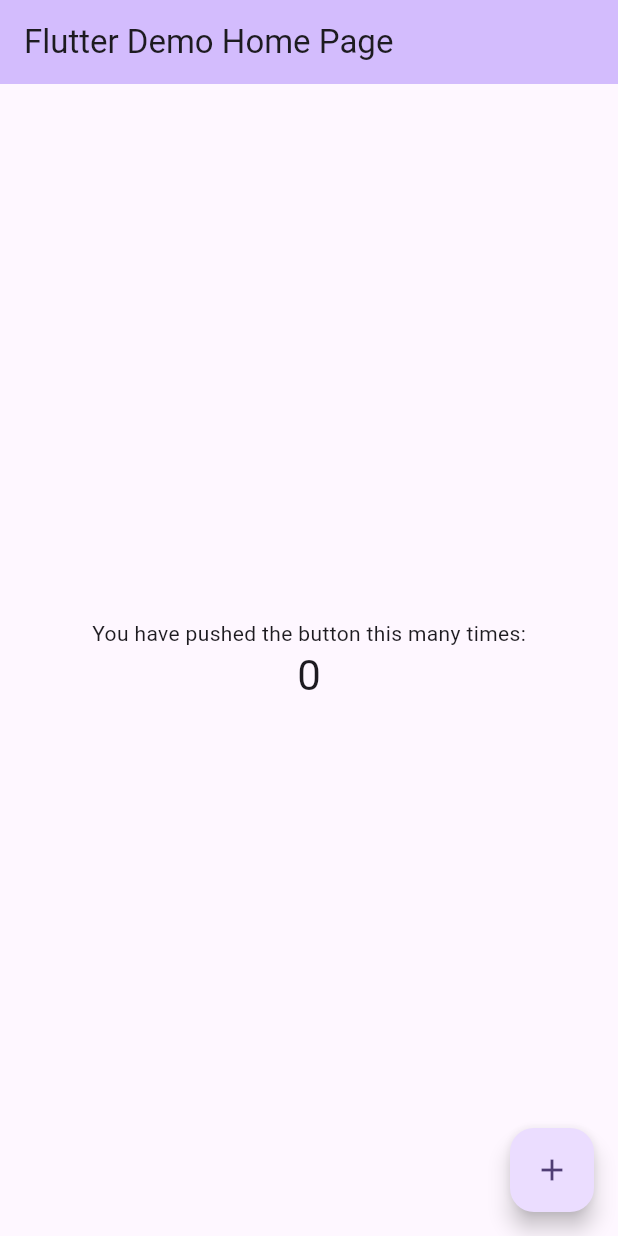
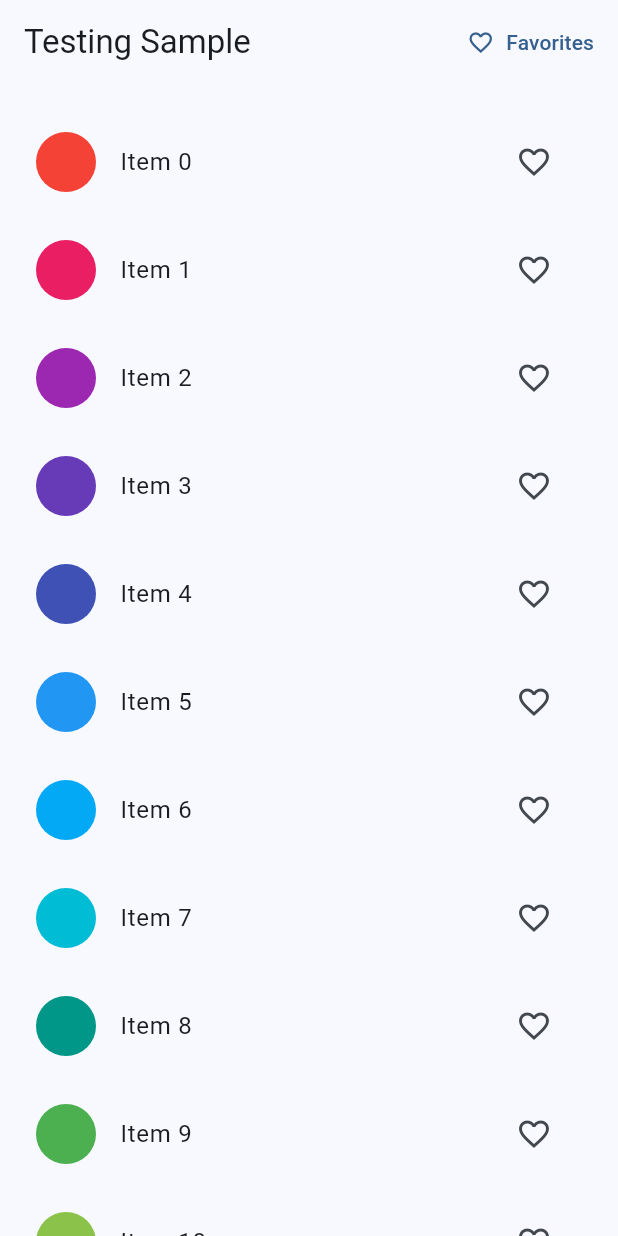
Before and after one commit to kp9435-keril/duper_tester, a Flutter app: the screen it shows after launch, on a phone screen of 412 x 824 dp. Run offline on Flutter 3.47's test engine with Material 3 defaults, Android fonts, the phone set to English and light mode, and no system bars; our stand-ins replace go_router.

Commit message:
feat: added favorites feature

```diff
--- a/lib/main.dart
+++ b/lib/main.dart
@@ -1,125 +1,50 @@
+// Copyright 2020 The Flutter team. All rights reserved.
+// Use of this source code is governed by a BSD-style license that can be
+// found in the LICENSE file.
+
+import 'package:duper_tester/models/favorites.dart';
+import 'package:duper_tester/screens/favorites.dart';
+import 'package:duper_tester/screens/home.dart';
 import 'package:flutter/material.dart';
+import 'package:go_router/go_router.dart';
+import 'package:provider/provider.dart';
 
 void main() {
-  runApp(const MyApp());
+  runApp(const TestingApp());
 }
 
-class MyApp extends StatelessWidget {
-  const MyApp({super.key});
+GoRouter router() {
+  return GoRouter(
+    routes: [
+      GoRoute(
+        path: HomePage.routeName,
+        builder: (context, state) => const HomePage(),
+        routes: [
+          GoRoute(
+            path: FavoritesPage.routeName,
+            builder: (context, state) => const FavoritesPage(),
+          ),
+        ],
+      ),
+    ],
+  );
+}
 
-  // This widget is the root of your application.
+class TestingApp extends StatelessWidget {
+  const TestingApp({super.key});
+
   @override
   Widget build(BuildContext context) {
-    return MaterialApp(
-      title: 'Flutter Demo',
-      theme: ThemeData(
-        // This is the theme of your application.
-        //
-        // TRY THIS: Try running your application with "flutter run". You'll see
-        // the application has a purple toolbar. Then, without quitting the app,
-        // try changing the seedColor in the colorScheme below to Colors.green
-        // and then invoke "hot reload" (save your changes or press the "hot
-        // reload" button in a Flutter-supported IDE, or press "r" if you used
-        // the command line to start the app).
-        //
-        // Notice that the counter didn't reset back to zero; the application
-        // state is not lost during the reload. To reset the state, use hot
-        // restart instead.
-        //
-        // This works for code too, not just values: Most code changes can be
-        // tested with just a hot reload.
-        colorScheme: ColorScheme.fromSeed(seedColor: Colors.deepPurple),
-        useMaterial3: true,
+    return ChangeNotifierProvider<Favorites>(
+      create: (context) => Favorites(),
+      child: MaterialApp.router(
+        title: 'Testing Sample',
+        theme: ThemeData(
+          colorSchemeSeed: Colors.blue,
+          visualDensity: VisualDensity.adaptivePlatformDensity,
+        ),
+        routerConfig: router(),
       ),
-      home: const MyHomePage(title: 'Flutter Demo Home Page'),
     );
   }
 }
-
-class MyHomePage extends StatefulWidget {
-  const MyHomePage({super.key, required this.title});
-
-  // This widget is the home page of your application. It is stateful, meaning
-  // that it has a State object (defined below) that contains fields that affect
-  // how it looks.
-
-  // This class is the configuration for the state. It holds the values (in this
-  // case the title) provided by the parent (in this case the App widget) and
-  // used by the build method of the State. Fields in a Widget subclass are
-  // always marked "final".
-
-  final String title;
-
-  @override
-  State<MyHomePage> createState() => _MyHomePageState();
-}
-
-class _MyHomePageState extends State<MyHomePage> {
-  int _counter = 0;
-
-  void _incrementCounter() {
-    setState(() {
-      // This call to setState tells the Flutter framework that something has
-      // changed in this State, which causes it to rerun the build method below
-      // so that the display can reflect the updated values. If we changed
-      // _counter without calling setState(), then the build method would not be
-      // called again, and so nothing would appear to happen.
-      _counter++;
-    });
-  }
-
-  @override
-  Widget build(BuildContext context) {
-    // This method is rerun every time setState is called, for instance as done
-    // by the _incrementCounter method above.
-    //
-    // The Flutter framework has been optimized to make rerunning build methods
-    // fast, so that you can just rebuild anything that needs updating rather
-    // than having to individually change instances of widgets.
-    return Scaffold(
-      appBar: AppBar(
-        // TRY THIS: Try changing the color here to a specific color (to
-        // Colors.amber, perhaps?) and trigger a hot reload to see the AppBar
-        // change color while the other colors stay the same.
-        backgroundColor: Theme.of(context).colorScheme.inversePrimary,
-        // Here we take the value from the MyHomePage object that was created by
-        // the App.build method, and use it to set our appbar title.
-        title: Text(widget.title),
-      ),
-      body: Center(
-        // Center is a layout widget. It takes a single child and positions it
-        // in the middle of the parent.
-        child: Column(
-          // Column is also a layout widget. It takes a list of children and
-          // arranges them vertically. By default, it sizes itself to fit its
-          // children horizontally, and tries to be as tall as its parent.
-          //
-          // Column has various properties to control how it sizes itself and
-          // how it positions its children. Here we use mainAxisAlignment to
-          // center the children vertically; the main axis here is the vertical
-          // axis because Columns are vertical (the cross axis would be
-          // horizontal).
-          //
-          // TRY THIS: Invoke "debug painting" (choose the "Toggle Debug Paint"
-          // action in the IDE, or press "p" in the console), to see the
-          // wireframe for each widget.
-          mainAxisAlignment: MainAxisAlignment.center,
-          children: <Widget>[
-            const Text(
-              'You have pushed the button this many times:',
-            ),
-            Text(
-              '$_counter',
-              style: Theme.of(context).textTheme.headlineMedium,
-            ),
-          ],
-        ),
-      ),
-      floatingActionButton: FloatingActionButton(
-        onPressed: _incrementCounter,
-        tooltip: 'Increment',
-        child: const Icon(Icons.add),
-      ), // This trailing comma makes auto-formatting nicer for build methods.
-    );
-  }
-}
--- /dev/null
+++ b/lib/models/favorites.dart
@@ -0,0 +1,22 @@
+// Copyright 2020 The Flutter team. All rights reserved.
+// Use of this source code is governed by a BSD-style license that can be
+// found in the LICENSE file.
+
+import 'package:flutter/material.dart';
+
+/// The [Favorites] class holds a list of favorite items saved by the user.
+class Favorites extends ChangeNotifier {
+  final List<int> _favoriteItems = [];
+
+  List<int> get items => _favoriteItems;
+
+  void add(int itemNo) {
+    _favoriteItems.add(itemNo);
+    notifyListeners();
+  }
+
+  void remove(int itemNo) {
+    _favoriteItems.remove(itemNo);
+    notifyListeners();
+  }
+}
--- /dev/null
+++ b/lib/screens/home.dart
@@ -0,0 +1,82 @@
+// Copyright 2020 The Flutter team. All rights reserved.
+// Use of this source code is governed by a BSD-style license that can be
+// found in the LICENSE file.
+
+import 'package:duper_tester/models/favorites.dart';
+import 'package:duper_tester/screens/favorites.dart';
+import 'package:flutter/material.dart';
+import 'package:go_router/go_router.dart';
+import 'package:provider/provider.dart';
+
+class HomePage extends StatelessWidget {
+  static const routeName = '/';
+
+  const HomePage({super.key});
+
+  @override
+  Widget build(BuildContext context) {
+    return Scaffold(
+      appBar: AppBar(
+        title: const Text('Testing Sample'),
+        actions: [
+          TextButton.icon(
+            onPressed: () {
+              context.go(FavoritesPage.fullPath);
+            },
+            icon: const Icon(Icons.favorite_border),
+            label: const Text('Favorites'),
+          ),
+        ],
+      ),
+      body: ListView.builder(
+        itemCount: 100,
+        cacheExtent: 20.0,
+        controller: ScrollController(),
+        padding: const EdgeInsets.symmetric(vertical: 16),
+        itemBuilder: (context, index) => ItemTile(index),
+      ),
+    );
+  }
+}
+
+class ItemTile extends StatelessWidget {
+  final int itemNo;
+
+  const ItemTile(this.itemNo, {super.key});
+
+  @override
+  Widget build(BuildContext context) {
+    final favoritesList = context.watch<Favorites>();
+
+    return Padding(
+      padding: const EdgeInsets.all(8.0),
+      child: ListTile(
+        leading: CircleAvatar(
+          backgroundColor: Colors.primaries[itemNo % Colors.primaries.length],
+        ),
+        title: Text('Item $itemNo', key: Key('text_$itemNo')),
+        trailing: IconButton(
+          key: Key('icon_$itemNo'),
+          icon: favoritesList.items.contains(itemNo)
+              ? const Icon(Icons.favorite)
+              : const Icon(Icons.favorite_border),
+          onPressed: () {
+            !favoritesList.items.contains(itemNo)
+                ? favoritesList.add(itemNo)
+                : favoritesList.remove(itemNo);
+            ScaffoldMessenger.of(context).showSnackBar(
+              SnackBar(
+                content: Text(
+                  favoritesList.items.contains(itemNo)
+                      ? 'Added to favorites.'
+                      : 'Removed from favorites.',
+                ),
+                duration: const Duration(seconds: 1),
+              ),
+            );
+          },
+        ),
+      ),
+    );
+  }
+}
--- a/pubspec.yaml
+++ b/pubspec.yaml
@@ -35,6 +35,8 @@
   # The following adds the Cupertino Icons font to your application.
   # Use with the CupertinoIcons class for iOS style icons.
   cupertino_icons: ^1.0.6
+  go_router: ^14.6.2
+  provider: ^6.1.4
 
 dev_dependencies:
   flutter_test:
```
Also changed, not shown: lib/screens/favorites.dart (added, +63 -0 lines).
